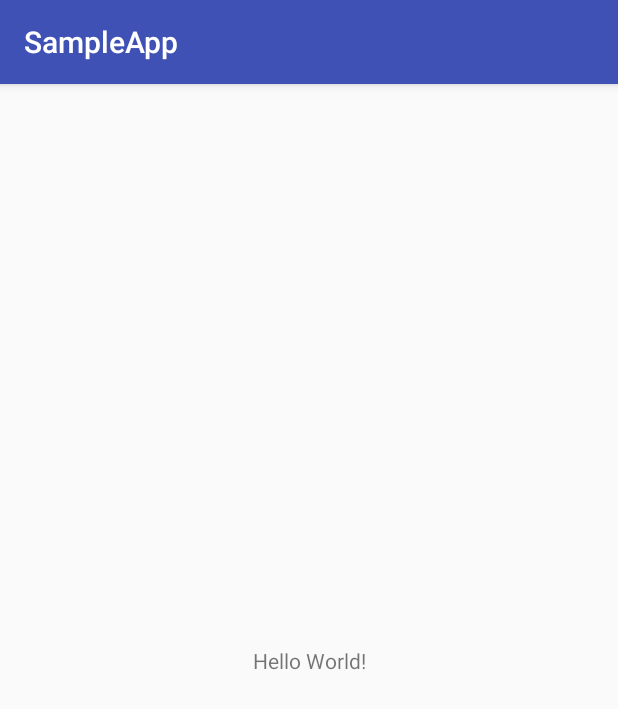
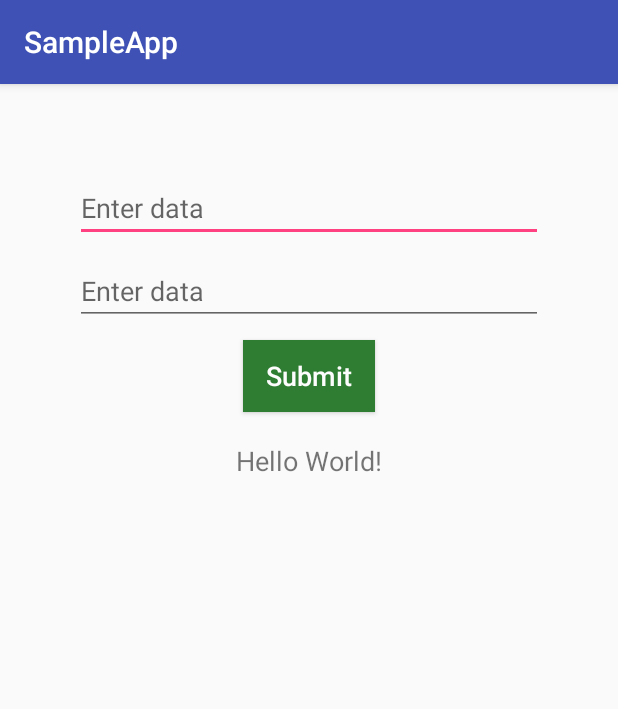
Before and after one commit to BiAtoms/PrefsHandler, an Android app: the screen it shows after launch (MainActivity), on a phone screen of 412 x 824 dp. Shown: the top 709 px of the screen. Run offline under Robolectric (Android 15) with nearby library versions, the phone set to English and light mode, and no system bars.

Commit message:
Added geter and setters. Designed XML-s

```diff
--- a/app/build.gradle
+++ b/app/build.gradle
@@ -26,6 +26,5 @@ dependencies {
     })
     compile 'com.android.support:appcompat-v7:25.2.0'
     compile 'com.android.support.constraint:constraint-layout:1.0.2'
-    compile 'com.google.code.gson:gson:2.7'
     testCompile 'junit:junit:4.12'
 }
--- a/app/src/main/java/com/sampleApp/MainActivity.java
+++ b/app/src/main/java/com/sampleApp/MainActivity.java
@@ -1,5 +1,7 @@
 package com.sampleApp;
 
+
+import android.content.SharedPreferences;
 import android.support.v7.app.AppCompatActivity;
 import android.os.Bundle;
 
@@ -9,5 +11,7 @@ public class MainActivity extends AppCompatActivity {
     protected void onCreate(Bundle savedInstanceState) {
         super.onCreate(savedInstanceState);
         setContentView(R.layout.activity_main);
+
+
     }
 }
--- a/app/src/main/res/layout/activity_main.xml
+++ b/app/src/main/res/layout/activity_main.xml
@@ -1,18 +1,40 @@
 <?xml version="1.0" encoding="utf-8"?>
-<android.support.constraint.ConstraintLayout xmlns:android="http://schemas.android.com/apk/res/android"
+<LinearLayout xmlns:android="http://schemas.android.com/apk/res/android"
     xmlns:app="http://schemas.android.com/apk/res-auto"
-    xmlns:tools="http://schemas.android.com/tools"
     android:layout_width="match_parent"
     android:layout_height="match_parent"
-    tools:context="com.sampleApp.MainActivity">
+    android:orientation="vertical"
+    android:padding="@dimen/linear_lyt_padding">
+
+    <EditText
+        android:layout_width="match_parent"
+        android:layout_height="wrap_content"
+        android:layout_marginTop="10dp"
+        android:hint="Enter data" />
+
+    <EditText
+        android:layout_width="match_parent"
+        android:layout_height="wrap_content"
+        android:layout_marginTop="10dp"
+        android:hint="Enter data" />
+
+    <Button
+        android:layout_width="wrap_content"
+        android:layout_height="wrap_content"
+        android:layout_gravity="center"
+        android:layout_marginTop="10dp"
+        android:background="@color/submit_button"
+        android:text="Submit"
+        android:textAllCaps="false"
+        android:textColor="@color/submit_button_txt"
+        android:textSize="@dimen/default_text_size" />
 
     <TextView
         android:layout_width="wrap_content"
         android:layout_height="wrap_content"
+        android:layout_gravity="center"
+        android:layout_marginTop="20dp"
         android:text="Hello World!"
-        app:layout_constraintBottom_toBottomOf="parent"
-        app:layout_constraintLeft_toLeftOf="parent"
-        app:layout_constraintRight_toRightOf="parent"
-        app:layout_constraintTop_toTopOf="parent" />
+        android:textSize="@dimen/default_text_size" />
 
-</android.support.constraint.ConstraintLayout>
+</LinearLayout>
--- a/app/src/main/res/values/colors.xml
+++ b/app/src/main/res/values/colors.xml
@@ -3,4 +3,7 @@
     <color name="colorPrimary">#3F51B5</color>
     <color name="colorPrimaryDark">#303F9F</color>
     <color name="colorAccent">#FF4081</color>
+
+    <color name="submit_button">#2e7d32</color>
+    <color name="submit_button_txt">#fdfdfd</color>
 </resources>
--- /dev/null
+++ b/app/src/main/res/values/dimensions.xml
@@ -0,0 +1,7 @@
+<?xml version="1.0" encoding="utf-8"?>
+<resources>
+    <dimen name="linear_lyt_padding">50dp</dimen>
+    <dimen name="central_submit_btn_margin_left_right">60dp</dimen>
+
+    <dimen name="default_text_size">18sp</dimen>
+</resources>
--- a/build.gradle
+++ b/build.gradle
@@ -18,9 +18,6 @@ allprojects {
     }
 }
 
-plugins {
-    id "com.jfrog.bintray" version "1.7.3"
-}
 
 task clean(type: Delete) {
     delete rootProject.buildDir
--- a/sharedpreferencesmanager/build.gradle
+++ b/sharedpreferencesmanager/build.gradle
@@ -1,6 +1,5 @@
 apply plugin: 'com.android.library'
-apply plugin: 'com.github.dcendents.android-maven'
-apply plugin: 'com.jfrog.bintray'
+
 
 android {
     compileSdkVersion 25
@@ -29,5 +28,6 @@ dependencies {
         exclude group: 'com.android.support', module: 'support-annotations'
     })
     compile 'com.android.support:appcompat-v7:25.2.0'
+    compile 'com.google.code.gson:gson:2.7'
     testCompile 'junit:junit:4.12'
 }
```
Also changed, not shown: app/src/main/java/com/sampleApp/SharedPrefKeys.java (added, +22 -0 lines), sharedpreferencesmanager/src/main/java/com/sharedpreferencesmanager/SharedPreferencesManager.java (added, +40 -0 lines), 2 other files.
